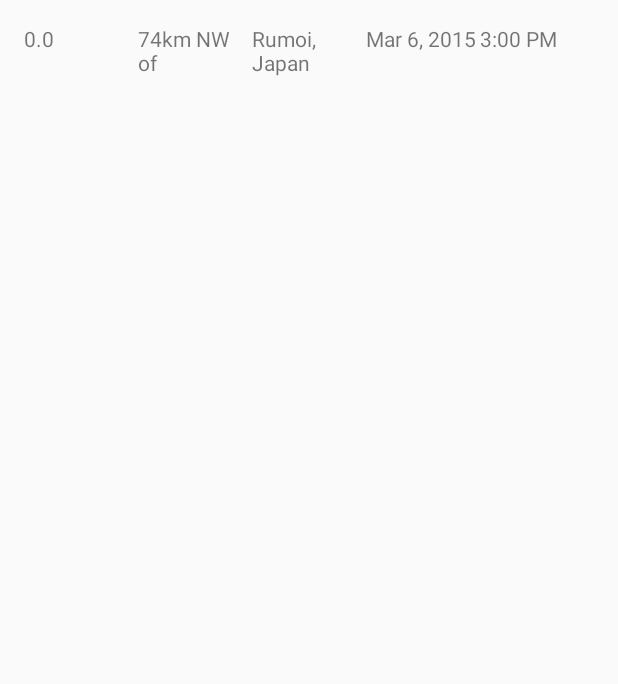
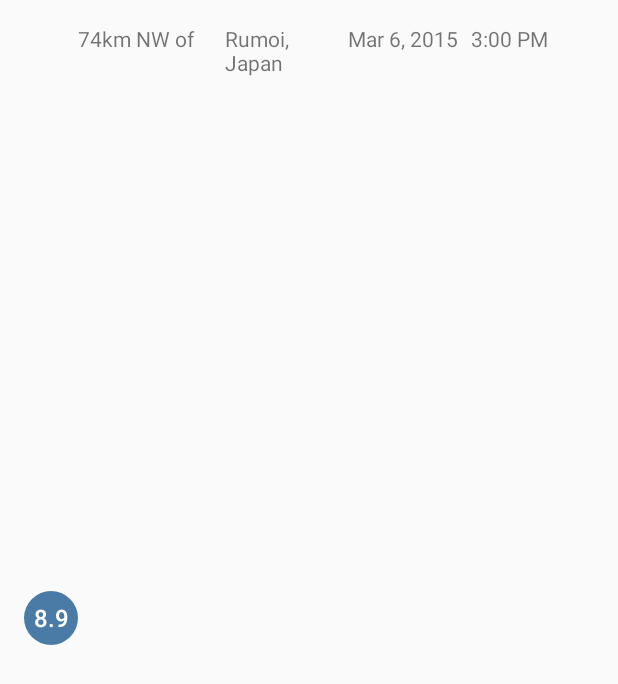
Before and after one commit to aranadan/QuakeReport, an Android app: the layout activity_earthquake_list_item.xml on its own in the app's theme, with its tools: preview values and no code run, on a phone screen of 412 x 824 dp. Shown: the top 684 px of the screen. Run offline under Robolectric (Android 15) with nearby library versions, the phone set to English and light mode, and no system bars.

Commit message:
add drawable_circle

```diff
--- /dev/null
+++ b/app/src/main/res/drawable/magnitude_circle.xml
@@ -0,0 +1,9 @@
+<?xml version="1.0" encoding="utf-8"?>
+<shape xmlns:android="http://schemas.android.com/apk/res/android"
+    android:shape="oval">
+    <solid android:color="@color/magnitude1" />
+    <size
+        android:width="36dp"
+        android:height="36dp" />
+    <corners android:radius="18dp" />
+</shape>
--- a/app/src/main/res/layout/activity_earthquake_list_item.xml
+++ b/app/src/main/res/layout/activity_earthquake_list_item.xml
@@ -8,10 +8,15 @@
 
     <TextView
         android:id="@+id/magnitude"
-        android:layout_width="0dp"
-        android:layout_height="wrap_content"
-        android:layout_weight="1"
-        tools:text="0.0"/>
+        android:layout_width="36dp"
+        android:layout_height="36dp"
+        android:layout_gravity="center_vertical"
+        android:background="@drawable/magnitude_circle"
+        android:fontFamily="sans-serif-medium"
+        android:gravity="center"
+        android:textColor="@android:color/white"
+        android:textSize="16sp"
+        tools:text="8.9" />
 
     <TextView
         android:id="@+id/location"
@@ -22,6 +27,7 @@
 
     <TextView
         android:id="@+id/offset"
+        android:layout_marginLeft="16dp"
         android:layout_width="0dp"
         android:layout_height="wrap_content"
         android:layout_weight="1"
```
Also changed, not shown: app/src/main/java/com/example/android/quakereport/EarthquakeAdapter.java (+18 -0 lines), app/src/main/res/values/colors.xml (+30 -0 lines).
